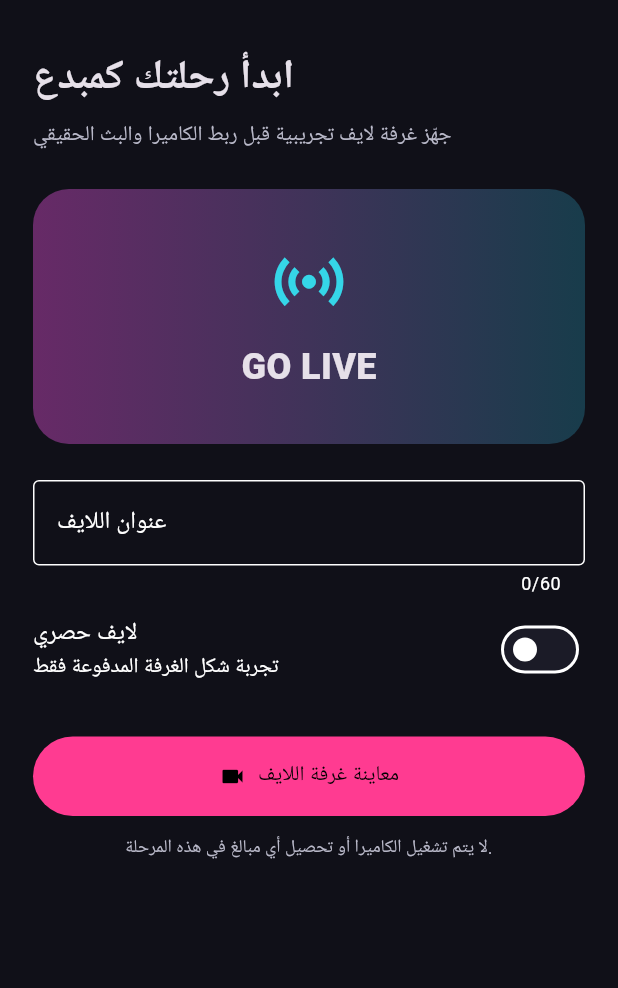
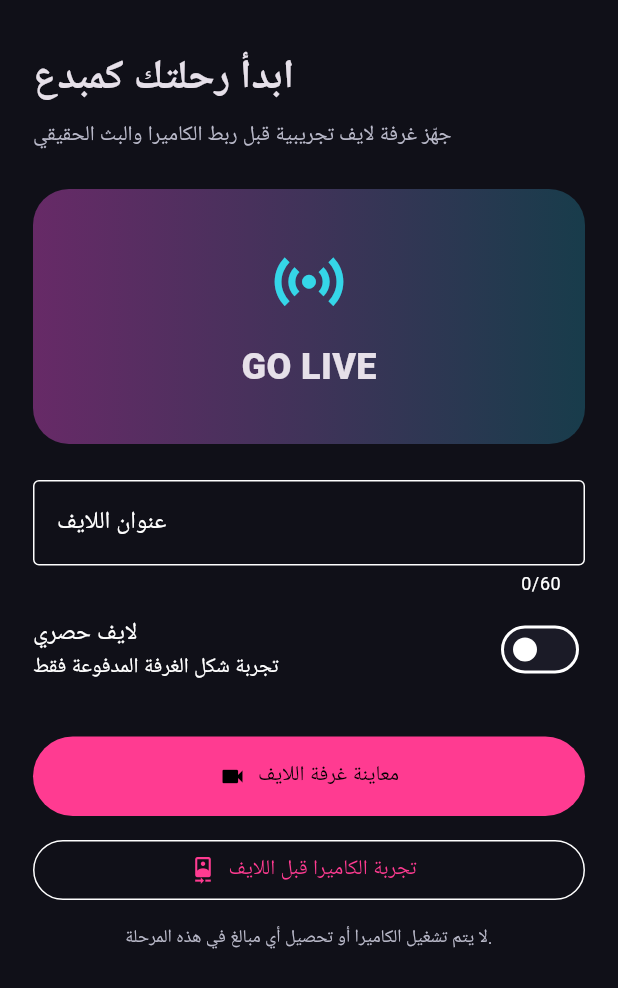
Before and after one commit to omargadelkareem/keme_tok, a Flutter app: the CreateLivePage widget shown alone on an empty page, opened directly, on a phone screen of 412 x 824 dp. Shown: the top 988 px of the screen. Run offline on Flutter 3.47's test engine with Material 3 defaults, Android fonts, the phone set to English and light mode, and no system bars; our stand-ins replace camera, get_storage, google_fonts, image_picker, video_player; accounts and stored records are empty; Roboto replaces fonts that are missing (Cairo).

Commit message:
feat: camera reels and local live preview permissions

```diff
--- a/lib/features/live/presentation/pages/create_live_page.dart
+++ b/lib/features/live/presentation/pages/create_live_page.dart
@@ -2,6 +2,7 @@ import 'package:flutter/material.dart';
 
 import '../../../../core/theme/app_colors.dart';
 import 'live_room_page.dart';
+import 'live_camera_preview_page.dart';
 
 class CreateLivePage extends StatefulWidget {
   const CreateLivePage({super.key});
@@ -118,6 +119,11 @@ class _CreateLivePageState extends State<CreateLivePage> {
           label: const Text('معاينة غرفة اللايف'),
         ),
         const SizedBox(height: 12),
+        OutlinedButton.icon(onPressed: () => Navigator.of(context).push(
+          MaterialPageRoute<void>(builder: (_) => LiveCameraPreviewPage(
+            title: _titleController.text.trim().isEmpty ? 'لايف جديد' : _titleController.text.trim()))),
+          icon: const Icon(Icons.camera_front), label: const Text('تجربة الكاميرا قبل اللايف')),
+        const SizedBox(height: 12),
         const Text(
           'لا يتم تشغيل الكاميرا أو تحصيل أي مبالغ في هذه المرحلة.',
           textAlign: TextAlign.center,
```
